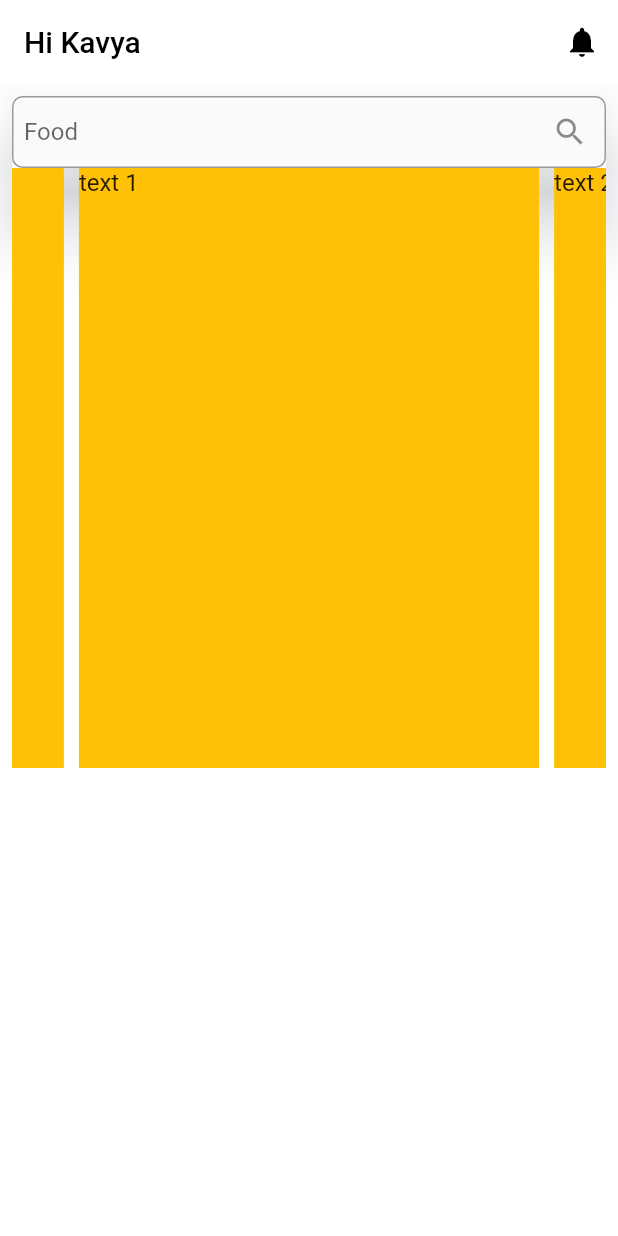
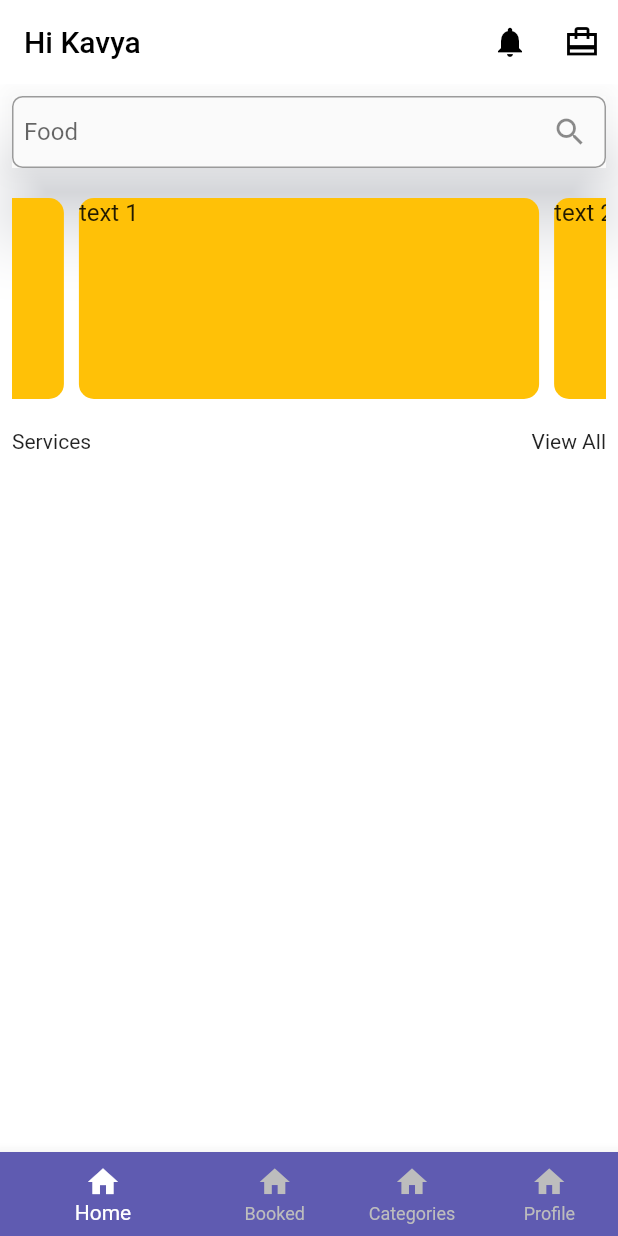
Before and after one commit to KavyaTB/onDemandService, a Flutter app: the screen it shows after launch, on a phone screen of 412 x 824 dp. Run offline on Flutter 3.47's test engine with Material 2 defaults, Android fonts, the phone set to English and light mode, and no system bars; drawn by our look-alikes of carousel_slider; our stand-ins replace get.

Commit message:
bottom nav bar added

```diff
--- /dev/null
+++ b/lib/components/advertisementslider.dart
@@ -0,0 +1,31 @@
+import 'package:carousel_slider/carousel_slider.dart';
+import 'package:flutter/material.dart';
+
+class AdvertisementSlider extends StatelessWidget {
+  const AdvertisementSlider({
+    Key? key,
+  }) : super(key: key);
+
+  @override
+  Widget build(BuildContext context) {
+    return CarouselSlider(
+      options: CarouselOptions(height: 134.0),
+      items: [1, 2, 3, 4, 5].map((i) {
+        return Builder(
+          builder: (BuildContext context) {
+            return Container(
+                width: MediaQuery.of(context).size.width,
+                margin: const EdgeInsets.symmetric(horizontal: 5.0),
+                decoration: BoxDecoration(
+                    color: Colors.amber,
+                    borderRadius: BorderRadius.circular(10)),
+                child: Text(
+                  'text $i',
+                  style: const TextStyle(fontSize: 16.0),
+                ));
+          },
+        );
+      }).toList(),
+    );
+  }
+}
--- a/lib/components/bottomnavbar.dart
+++ b/lib/components/bottomnavbar.dart
@@ -1,73 +1,43 @@
-/* import 'package:flutter/material.dart';
-import 'package:flutter_svg/flutter_svg.dart';
-import 'package:shop_app/screens/home/home_screen.dart';
-import 'package:shop_app/screens/profile/profile_screen.dart';
+import 'package:flutter/material.dart';
+import 'package:flutter_application_2/utils/colors.dart';
 
-import '../constants.dart';
-import '../enums.dart';
+class CustomBottomNavigation extends StatefulWidget {
+  const CustomBottomNavigation({Key? key}) : super(key: key);
 
-class CustomBottomNavBar extends StatelessWidget {
-  const CustomBottomNavBar({
-    Key? key,
-    required this.selectedMenu,
-  }) : super(key: key);
+  @override
+  _CustomBottomNavigationState createState() => _CustomBottomNavigationState();
+}
 
-  final MenuState selectedMenu;
+class _CustomBottomNavigationState extends State<CustomBottomNavigation> {
+  int _currentIndex = 0;
 
   @override
   Widget build(BuildContext context) {
-    final Color inActiveIconColor = Color(0xFFB6B6B6);
     return Container(
-      padding: EdgeInsets.symmetric(vertical: 14),
       decoration: BoxDecoration(
-        color: Colors.white,
-        boxShadow: [
-          BoxShadow(
-            offset: Offset(0, -15),
-            blurRadius: 20,
-            color: Color(0xFFDADADA).withOpacity(0.15),
-          ),
+          color: Colors.red,
+          borderRadius: BorderRadius.only(topLeft: Radius.circular(27.0))),
+      child: BottomNavigationBar(
+        backgroundColor: kPrimaryColor,
+        unselectedItemColor: Colors.grey[400],
+        showUnselectedLabels: true,
+        currentIndex: _currentIndex,
+        onTap: (value) => setState(() {
+          _currentIndex = value;
+        }),
+        items: [
+          const BottomNavigationBarItem(
+              icon: const Icon(Icons.home),
+              label: 'Home',
+              backgroundColor: kPrimaryColor),
+          const BottomNavigationBarItem(
+              icon: const Icon(Icons.home), label: 'Booked'),
+          const BottomNavigationBarItem(
+              icon: const Icon(Icons.home), label: 'Categories'),
+          const BottomNavigationBarItem(
+              icon: const Icon(Icons.home), label: 'Profile'),
         ],
-        borderRadius: BorderRadius.only(
-          topLeft: Radius.circular(40),
-          topRight: Radius.circular(40),
-        ),
       ),
-      child: SafeArea(
-          top: false,
-          child: Row(
-            mainAxisAlignment: MainAxisAlignment.spaceAround,
-            children: [
-              IconButton(
-                icon: SvgPicture.asset(
-                  "assets/icons/Shop Icon.svg",
-                  color: MenuState.home == selectedMenu
-                      ? kPrimaryColor
-                      : inActiveIconColor,
-                ),
-                onPressed: () =>
-                    Navigator.pushNamed(context, HomeScreen.routeName),
-              ),
-              IconButton(
-                icon: SvgPicture.asset("assets/icons/Heart Icon.svg"),
-                onPressed: () {},
-              ),
-              IconButton(
-                icon: SvgPicture.asset("assets/icons/Chat bubble Icon.svg"),
-                onPressed: () {},
-              ),
-              IconButton(
-                icon: SvgPicture.asset(
-                  "assets/icons/User Icon.svg",
-                  color: MenuState.profile == selectedMenu
-                      ? kPrimaryColor
-                      : inActiveIconColor,
-                ),
-                onPressed: () =>
-                    Navigator.pushNamed(context, ProfileScreen.routeName),
-              ),
-            ],
-          )),
     );
   }
-} */
+}
--- a/lib/screens/homescreen.dart
+++ b/lib/screens/homescreen.dart
@@ -1,6 +1,7 @@
 import 'package:flutter/material.dart';
+import 'package:flutter_application_2/components/advertisementslider.dart';
+import 'package:flutter_application_2/components/bottomnavbar.dart';
 import 'package:flutter_application_2/constants.dart';
-import 'package:carousel_slider/carousel_slider.dart';
 
 class Homescreen extends StatelessWidget {
   const Homescreen({Key? key}) : super(key: key);
@@ -23,41 +24,42 @@ class Homescreen extends StatelessWidget {
                 Icons.notifications,
                 color: Colors.black,
               )),
+          IconButton(
+              onPressed: () {},
+              icon: const Icon(
+                Icons.card_travel_sharp,
+                color: Colors.black,
+              )),
         ],
       ),
+      bottomNavigationBar: const CustomBottomNavigation(),
       body: Padding(
         padding: const EdgeInsets.all(8.0),
-        child: Column(
+        child: ListView(
           children: [
             Material(
               elevation: 20.0,
               shadowColor: whiteColor,
               child: TextFormField(
                 decoration: const InputDecoration(
-                    contentPadding: const EdgeInsets.all(8.0),
+                    contentPadding: EdgeInsets.all(8.0),
                     border: OutlineInputBorder(
                         borderRadius: BorderRadius.all(Radius.circular(7.0))),
                     label: Text('Food'),
                     suffixIcon: Icon(Icons.search)),
               ),
             ),
-            CarouselSlider(
-              options: CarouselOptions(height: 400.0),
-              items: [1, 2, 3, 4, 5].map((i) {
-                return Builder(
-                  builder: (BuildContext context) {
-                    return Container(
-                        width: MediaQuery.of(context).size.width,
-                        margin: EdgeInsets.symmetric(horizontal: 5.0),
-                        decoration: BoxDecoration(color: Colors.amber),
-                        child: Text(
-                          'text $i',
-                          style: TextStyle(fontSize: 16.0),
-                        ));
-                  },
-                );
-              }).toList(),
-            )
+            const SizedBox(
+              height: 20,
+            ),
+            const AdvertisementSlider(),
+            const SizedBox(
+              height: 20,
+            ),
+            Row(
+              mainAxisAlignment: MainAxisAlignment.spaceBetween,
+              children: [const Text('Services'), const Text('View All')],
+            ),
           ],
         ),
       ),
--- a/lib/utils/colors.dart
+++ b/lib/utils/colors.dart
@@ -1,6 +1,6 @@
 import 'package:flutter/material.dart';
 
-const kPrimaryColor = Color(0xFFFF7643);
+const kPrimaryColor = Color(0xFF5F5BB1);
 const kPrimaryLightColor = Color(0xFFFFECDF);
 const kSecondaryColor = Color(0xFF979797);
 const kTextColor = Color(0xFF757575);
```
Also changed, not shown: lib/screens/bookedscreen.dart (added, +10 -0 lines), lib/screens/categoryscreen.dart (added, +10 -0 lines), lib/screens/profilescreen.dart (added, +10 -0 lines), 2 other files.
